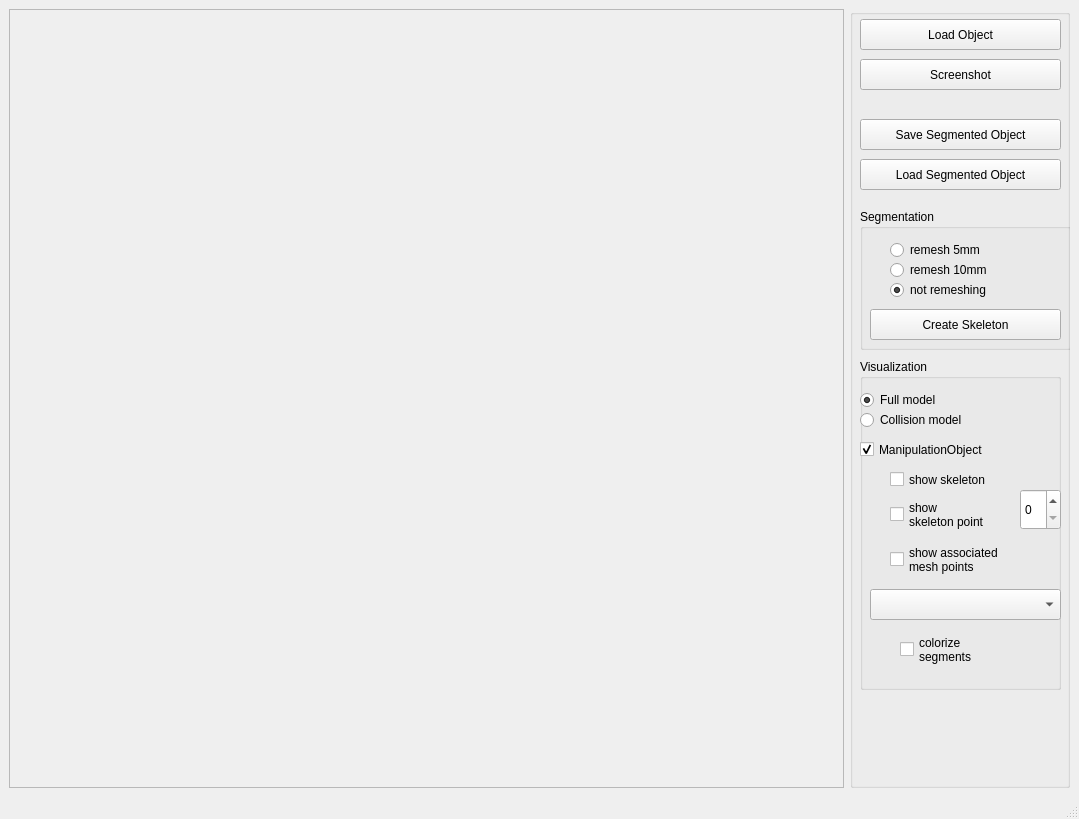
This is Tools/ObjectSegmentationSkeleton/ObjectSegmentationSkeleton.ui in ProtolabSBRE/simox-cgal as Qt 5 draws it before an edit. The edited form follows.
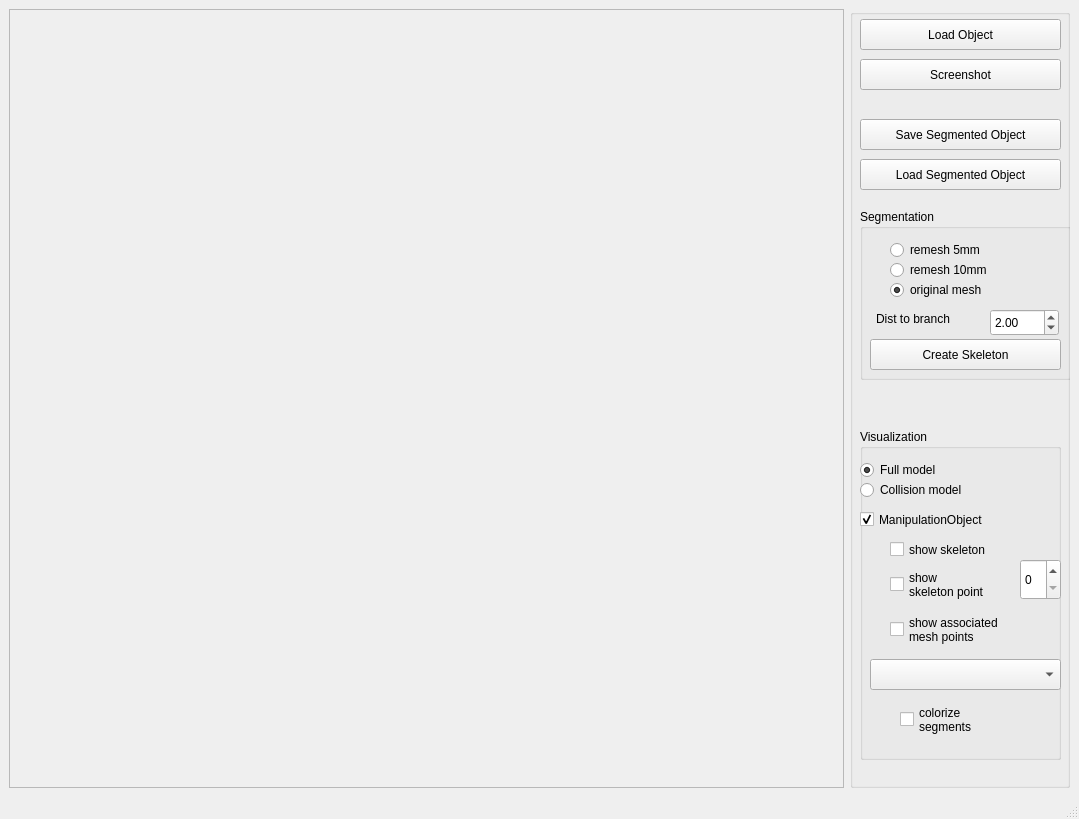
This is the edited form.

Commit message: reduced min distance to branching vertices

```diff
--- a/Tools/ObjectSegmentationSkeleton/ObjectSegmentationSkeleton.ui
+++ b/Tools/ObjectSegmentationSkeleton/ObjectSegmentationSkeleton.ui
@@ -85,7 +85,7 @@
        <property name="geometry">
         <rect>
          <x>10</x>
-         <y>350</y>
+         <y>420</y>
          <width>201</width>
          <height>331</height>
         </rect>
@@ -248,7 +248,7 @@
          <x>10</x>
          <y>200</y>
          <width>211</width>
-         <height>141</height>
+         <height>171</height>
         </rect>
        </property>
        <property name="title">
@@ -258,7 +258,7 @@
         <property name="geometry">
          <rect>
           <x>10</x>
-          <y>100</y>
+          <y>130</y>
           <width>191</width>
           <height>31</height>
          </rect>
@@ -306,12 +306,38 @@
          </rect>
         </property>
         <property name="text">
-         <string>not remeshing</string>
+         <string>original mesh</string>
         </property>
         <property name="checked">
          <bool>true</bool>
         </property>
        </widget>
+       <widget class="QDoubleSpinBox" name="dsbDistBranch">
+        <property name="geometry">
+         <rect>
+          <x>130</x>
+          <y>100</y>
+          <width>69</width>
+          <height>27</height>
+         </rect>
+        </property>
+        <property name="value">
+         <double>2.000000000000000</double>
+        </property>
+       </widget>
+       <widget class="QLabel" name="label">
+        <property name="geometry">
+         <rect>
+          <x>16</x>
+          <y>100</y>
+          <width>101</width>
+          <height>20</height>
+         </rect>
+        </property>
+        <property name="text">
+         <string>Dist to branch</string>
+        </property>
+       </widget>
       </widget>
      </widget>
     </item>
```
The commit also changes 2 other files.
